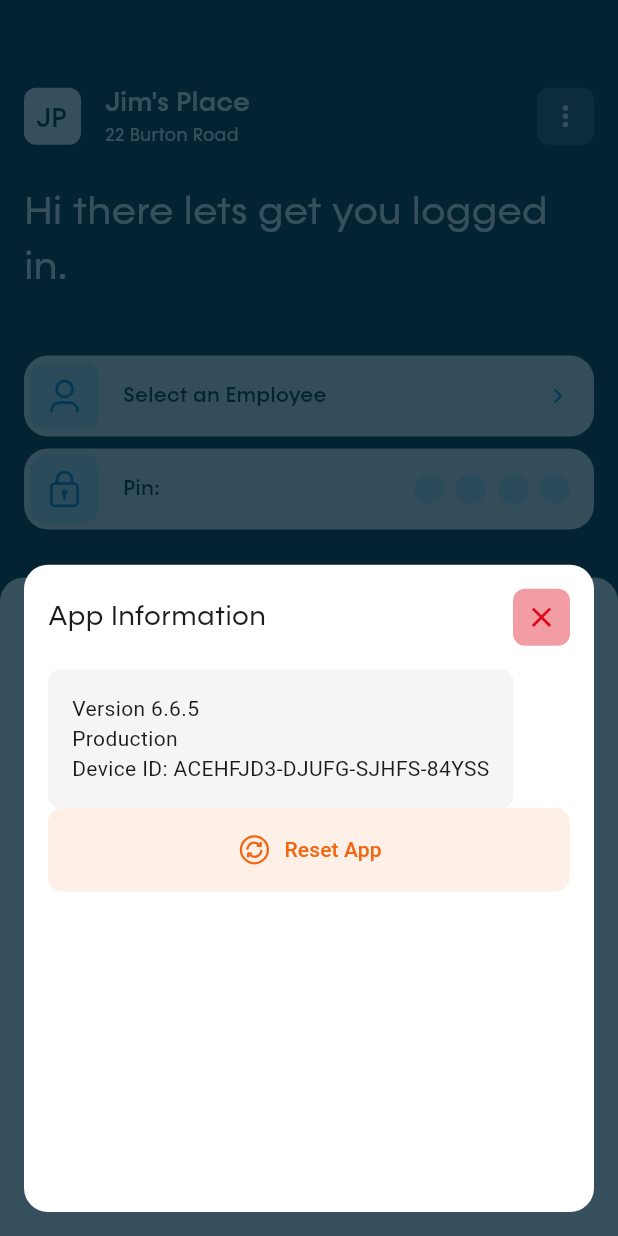
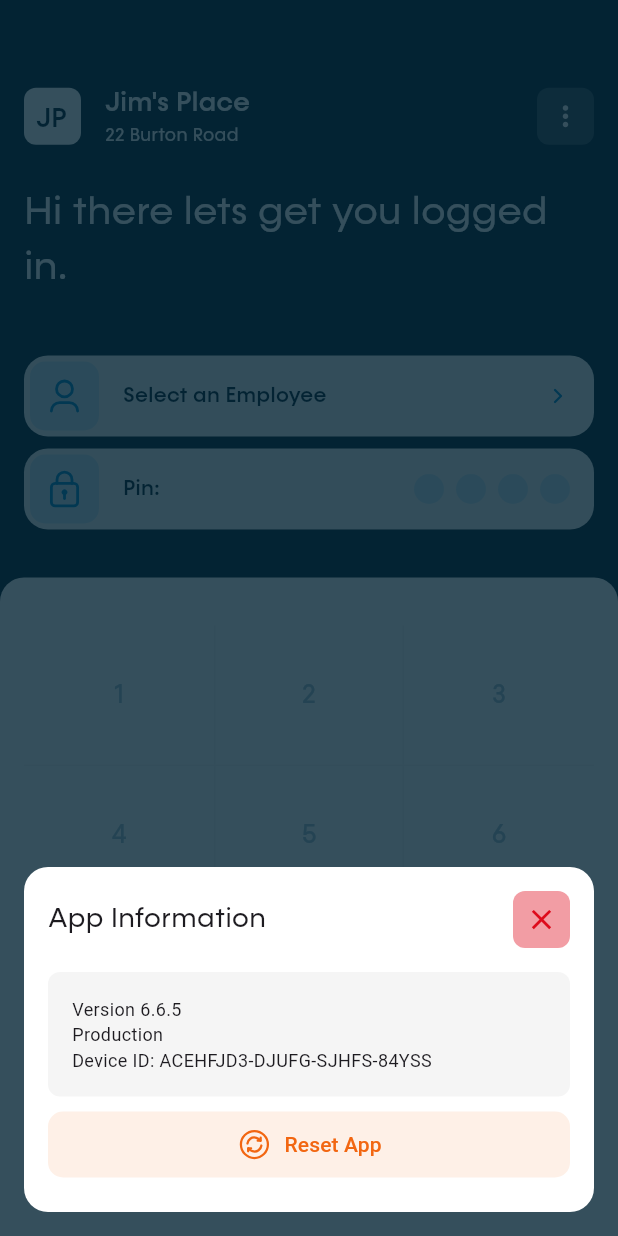
Before and after one commit to jeanlouisbrummer1/MunchAssessment, a Flutter app: the screen it shows after launch, after a tap on an icon or button, on a phone screen of 412 x 824 dp. Run offline on Flutter 3.47's test engine with Material 3 defaults, Android fonts, the phone set to English and light mode, and no system bars; our stand-ins replace equatable, flutter_bloc, flutter_svg.

Commit message:
Munch Assessment updates

```diff
--- a/lib/bloc/pin_bloc.dart
+++ b/lib/bloc/pin_bloc.dart
@@ -6,6 +6,13 @@ import 'package:flutter_bloc/flutter_bloc.dart';
 //
 abstract class PinEvent extends Equatable {
   const PinEvent();
+
+  @override
+  List<Object> get props => [];
+}
+
+class PinClearEvent extends PinEvent {
+  const PinClearEvent();
 
   @override
   List<Object> get props => [];
@@ -20,10 +27,10 @@ class PinEnteredEvent extends PinEvent {
   List<Object> get props => [pin];
 }
 
-class ValidatePinEvent extends PinEvent {
+class PinValidateEvent extends PinEvent {
   final String correctPin;
 
-  const ValidatePinEvent(this.correctPin);
+  const PinValidateEvent(this.correctPin);
 
   @override
   List<Object> get props => [correctPin];
@@ -70,19 +77,18 @@ class PinInvalidState extends PinState {}
 // BLOC
 //
 class PinBloc extends Bloc<PinEvent, PinState> {
-  PinBloc() : super(PinInitialState()) {
+  PinBloc() : super(const PinInitialState()) {
+    on<PinClearEvent>((event, emit) {
+      emit(const PinInitialState());
+    });
     on<PinEnteredEvent>((event, emit) {
-      print('PIN ENTER');
       if (event.pin.length == 4) {
-        print('PIN ENTER 1');
         emit(PinCompleteState(event.pin));
       } else {
-        print('PIN ENTER 2');
         emit(PinEnteringState(event.pin));
       }
     });
-    on<ValidatePinEvent>((event, emit) {
-      print('Validate Pin');
+    on<PinValidateEvent>((event, emit) {
       if (state is PinCompleteState) {
         final currentState = state as PinCompleteState;
         if (currentState.pin == event.correctPin) {
--- /dev/null
+++ b/lib/models/app_info_model.dart
@@ -0,0 +1,17 @@
+class AppInfoModel {
+  AppInfoModel._privateConstructor();
+
+  static final AppInfoModel instance = AppInfoModel._privateConstructor();
+
+  String version = '6.6.5';
+  String environment = 'Production';
+  String deviceID = 'ACEHFJD3-DJUFG-SJHFS-84YSS';
+
+  Future<void> fetchAppInfo() async {
+    Future.delayed(const Duration(seconds: 2), () {
+      version = '6.6.5';
+      environment = 'Production';
+      deviceID = 'ACEHFJD3-DJUFG-SJHFS-84YSS';
+    });
+  }
+}
--- a/lib/models/index.dart
+++ b/lib/models/index.dart
@@ -1 +1,2 @@
+export 'app_info_model.dart';
 export 'user_model.dart';
--- a/lib/screens/screen_login.dart
+++ b/lib/screens/screen_login.dart
@@ -58,7 +58,7 @@ class LoginScreen extends StatelessWidget {
   }
 
   Widget sectionPinKeypad() {
-    return const Expanded(
+    return Expanded(
       child: PinKeypad(),
     );
   }
--- a/lib/styles/icons.dart
+++ b/lib/styles/icons.dart
@@ -13,11 +13,11 @@ class CustomIcons {
 
 class CustomIcon extends StatelessWidget {
   const CustomIcon({
-    Key? key,
+    super.key,
     required this.name,
     required this.size,
     required this.color,
-  }) : super(key: key);
+  });
 
   final String name;
   final double size;
--- /dev/null
+++ b/lib/utils/extentions.dart
@@ -0,0 +1,3 @@
+extension StringExtension on String {
+  String get firstChar => isNotEmpty ? substring(0, 1) : '';
+}
--- /dev/null
+++ b/lib/utils/index.dart
@@ -0,0 +1 @@
+export 'extentions.dart';
--- a/lib/widgets/app_bar.dart
+++ b/lib/widgets/app_bar.dart
@@ -2,17 +2,12 @@ import 'package:flutter/material.dart';
 import 'package:munch_flutter_assessment/styles/index.dart';
 import 'package:munch_flutter_assessment/widgets/index.dart';
 
-class TitleBar extends StatefulWidget {
-  const TitleBar({Key? key}) : super(key: key);
-
-  @override
-  State<TitleBar> createState() => _TitleBarState();
-}
-
-class _TitleBarState extends State<TitleBar> {
+class TitleBar extends StatelessWidget {
   final String logoText = 'JP';
   final String heading = 'Jim\'s Place';
   final String subheading = '22 Burton Road';
+
+  const TitleBar({super.key});
 
   @override
   Widget build(BuildContext context) {
--- a/lib/widgets/app_info.dart
+++ b/lib/widgets/app_info.dart
@@ -1,16 +1,14 @@
 import 'package:flutter/material.dart';
+import 'package:munch_flutter_assessment/models/index.dart';
 import 'package:munch_flutter_assessment/styles/index.dart';
 
 class AppInfo extends StatelessWidget {
-  const AppInfo({Key? key}) : super(key: key);
+  const AppInfo({super.key});
 
   @override
   Widget build(BuildContext context) {
-    String version = '6.6.5';
-    String environment = 'Production';
-    String deviceID = 'ACEHFJD3-DJUFG-SJHFS-84YSS';
-
     return Container(
+      height: 230,
       margin: const EdgeInsets.all(16.0),
       padding: const EdgeInsets.all(16.0),
       decoration: BoxDecoration(
@@ -51,7 +49,11 @@ class AppInfo extends StatelessWidget {
             ],
           ),
           Container(
-            margin: EdgeInsets.only(top: 16),
+            width: double.infinity,
+            margin: const EdgeInsets.only(
+              top: 16,
+              bottom: 8,
+            ),
             padding: EdgeInsets.all(16),
             decoration: BoxDecoration(
               color: containerColour,
@@ -60,9 +62,18 @@ class AppInfo extends StatelessWidget {
             child: Column(
               crossAxisAlignment: CrossAxisAlignment.start,
               children: [
-                Text('Version $version'),
-                Text(environment),
-                Text('Device ID: $deviceID'),
+                Text(
+                  'Version ${AppInfoModel.instance.version}',
+                  style: const TextStyle(fontSize: 12.0),
+                ),
+                Text(
+                  AppInfoModel.instance.environment,
+                  style: const TextStyle(fontSize: 12.0),
+                ),
+                Text(
+                  'Device ID: ${AppInfoModel.instance.deviceID}',
+                  style: const TextStyle(fontSize: 12.0),
+                ),
               ],
             ),
           ),
@@ -74,7 +85,7 @@ class AppInfo extends StatelessWidget {
                 backgroundColor: tertiaryAccent,
                 padding: const EdgeInsets.symmetric(
                   horizontal: 32,
-                  vertical: 16,
+                  vertical: 10,
                 ),
                 shape: RoundedRectangleBorder(
                   borderRadius: BorderRadius.circular(10),
@@ -86,8 +97,8 @@ class AppInfo extends StatelessWidget {
                 color: tertiaryColor,
                 size: 24,
               ),
-              onPressed: () {
-                // Handle reset app logic
+              onPressed: () async {
+                await AppInfoModel.instance.fetchAppInfo();
               },
               label: const Text('Reset App'),
             ),
--- a/lib/widgets/avatar.dart
+++ b/lib/widgets/avatar.dart
@@ -6,10 +6,10 @@ class Avatar extends StatelessWidget {
   final Color backgroundColour;
 
   const Avatar({
-    Key? key,
     required this.initials,
     required this.backgroundColour,
-  }) : super(key: key);
+    super.key,
+  });
 
   @override
   Widget build(BuildContext context) {
--- a/lib/widgets/login_field_pin.dart
+++ b/lib/widgets/login_field_pin.dart
@@ -4,7 +4,7 @@ import 'package:munch_flutter_assessment/bloc/index.dart';
 import 'package:munch_flutter_assessment/styles/index.dart';
 
 class PinField extends StatefulWidget {
-  const PinField({Key? key}) : super(key: key);
+  const PinField({super.key});
 
   @override
   State<PinField> createState() => _PinFieldState();
@@ -13,7 +13,6 @@ class PinField extends StatefulWidget {
 class _PinFieldState extends State<PinField> {
   @override
   Widget build(BuildContext context) {
-    return BlocBuilder<UserBloc, UserState>(builder: (userContext, userState) {
     return GestureDetector(
       onTap: () => {},
       child: Container(
@@ -28,7 +27,7 @@ class _PinFieldState extends State<PinField> {
           mainAxisAlignment: MainAxisAlignment.spaceBetween,
           children: [
             Container(
-                padding: EdgeInsets.all(8),
+              padding: const EdgeInsets.all(8),
               decoration: BoxDecoration(
                 color: primaryAccent,
                 borderRadius: BorderRadius.circular(10),
@@ -51,14 +50,16 @@ class _PinFieldState extends State<PinField> {
             Center(
               child: Container(
                 padding: const EdgeInsets.only(right: 8),
-                  child: BlocConsumer<PinBloc, PinState>(
-                    listener: (context, state) {
-                      if (state is PinCompleteState) {
+                child: BlocBuilder<UserBloc, UserState>(
+                    builder: (userContext, userState) {
+                  return BlocConsumer<PinBloc, PinState>(
+                    listener: (pinContext, pinState) {
                       if (userState is UserSelectedState) {
+                        if (pinState is PinCompleteState) {
                           String correctPin = userState.user.pin;
-                          context
+                          pinContext
                               .read<PinBloc>()
-                              .add(ValidatePinEvent(correctPin));
+                              .add(PinValidateEvent(correctPin));
                         }
                       }
                     },
@@ -91,13 +92,13 @@ class _PinFieldState extends State<PinField> {
                         }),
                       );
                     },
-                  ),
+                  );
+                }),
               ),
             ),
           ],
         ),
       ),
     );
-    });
   }
 }
--- a/lib/widgets/login_field_user.dart
+++ b/lib/widgets/login_field_user.dart
@@ -4,7 +4,7 @@ import 'package:munch_flutter_assessment/bloc/index.dart';
 import 'package:munch_flutter_assessment/styles/index.dart';
 
 class UserField extends StatelessWidget {
-  const UserField({Key? key}) : super(key: key);
+  const UserField({super.key});
 
   @override
   Widget build(BuildContext context) {
@@ -22,7 +22,7 @@ class UserField extends StatelessWidget {
           mainAxisAlignment: MainAxisAlignment.spaceBetween,
           children: [
             Container(
-              padding: EdgeInsets.all(8),
+              padding: const EdgeInsets.all(8),
               decoration: BoxDecoration(
                 color: primaryAccent,
                 borderRadius: BorderRadius.circular(10),
@@ -36,14 +36,13 @@ class UserField extends StatelessWidget {
             Expanded(
               child: BlocBuilder<UserBloc, UserState>(
                 builder: (context, state) {
-                  print('BLOC BUILDER: ${state}');
                   String selectedUser = 'Select an Employee';
                   if (state is UserSelectedState) {
                     selectedUser =
                         '${state.user.firstName} ${state.user.lastName}';
                   }
                   return Container(
-                    padding: EdgeInsets.only(left: 16),
+                    padding: const EdgeInsets.only(left: 16),
                     child: Text(
                       selectedUser,
                       style: kInput,
@@ -53,7 +52,7 @@ class UserField extends StatelessWidget {
               ),
             ),
             Container(
-              padding: EdgeInsets.all(8),
+              padding: const EdgeInsets.all(8),
               child: CustomIcon(
                 name: CustomIcons.iconArrow,
                 color: primaryColor,
--- a/lib/widgets/pin_keypad.dart
+++ b/lib/widgets/pin_keypad.dart
@@ -3,14 +3,24 @@ import 'package:flutter_bloc/flutter_bloc.dart';
 import 'package:munch_flutter_assessment/bloc/index.dart';
 import 'package:munch_flutter_assessment/styles/index.dart';
 
+enum ButtonTypeEnum {
+  number,
+  clear,
+  backspace,
+}
+
 class PinKeypad extends StatelessWidget {
-  const PinKeypad({
-    Key? key,
-  }) : super(key: key);
+  PinKeypad({super.key});
+
+  final List<List<String>> pinMap = [
+    ['1', '2', '3'],
+    ['4', '5', '6'],
+    ['7', '8', '9'],
+    ['clear', '0', '']
+  ];
 
   @override
   Widget build(BuildContext context) {
-    return BlocBuilder<UserBloc, UserState>(builder: (userContext, userState) {
     return Container(
       padding: const EdgeInsets.symmetric(
         vertical: 32,
@@ -23,143 +33,103 @@ class PinKeypad extends StatelessWidget {
           topRight: Radius.circular(16),
         ),
       ),
-        child: Column(
-          children: [
-            Expanded(
+      child: keyPadButtons(),
+    );
+  }
+
+  Widget keyPadButtons() {
+    return Column(
+      children: List.generate(4, (rowIndex) {
+        return Expanded(
+          child: Container(
+            decoration: BoxDecoration(
+              border: rowIndex == 0 || rowIndex == 1 || rowIndex == 2
+                  ? const Border(
+                      bottom: BorderSide(
+                        color: containerColour,
+                        width: 1.0,
+                      ),
+                    )
+                  : const Border(),
+            ),
             child: Row(
-                children: [
-                  buildNumberButton('1', userState),
-                  horizontalDivider(),
-                  buildNumberButton('2', userState),
-                  horizontalDivider(),
-                  buildNumberButton('3', userState),
-                ],
+              children: List.generate(3, (columnIndex) {
+                String value = pinMap[rowIndex][columnIndex];
+                ButtonTypeEnum buttonTypeEnum = ButtonTypeEnum.number;
+                if (rowIndex == 3 && columnIndex == 0) {
+                  buttonTypeEnum = ButtonTypeEnum.clear;
+                } else if (rowIndex == 3 && columnIndex == 2) {
+                  buttonTypeEnum = ButtonTypeEnum.backspace;
+                }
+                return BlocBuilder<UserBloc, UserState>(
+                    builder: (userContext, userState) {
+                  return BlocBuilder<PinBloc, PinState>(
+                      builder: (pinContext, pinState) {
+                    return Expanded(
+                      child: InkWell(
+                        onTap: () {
+                          if (userState is UserInitialState) {
+                            return;
+                          }
+                          String pin = '';
+                          if (buttonTypeEnum != ButtonTypeEnum.clear) {
+                            pin = pinState.props.join();
+                            if (buttonTypeEnum == ButtonTypeEnum.number) {
+                              pin = pin + value;
+                            }
+                            if (buttonTypeEnum == ButtonTypeEnum.backspace) {
+                              pin = pin.isNotEmpty
+                                  ? pin.substring(0, pin.length - 1)
+                                  : '';
+                            }
+                          }
+                          pinContext.read<PinBloc>().add(PinEnteredEvent(pin));
+                        },
+                        child: Container(
+                          decoration: BoxDecoration(
+                            border: columnIndex == 1
+                                ? const Border(
+                                    left: BorderSide(
+                                      color: containerColour,
+                                      width: 1.0,
+                                    ),
+                                    right: BorderSide(
+                                      color: containerColour,
+                                      width: 1.0,
+                                    ),
+                                  )
+                                : const Border(),
+                          ),
+                          alignment: Alignment.center,
+                          padding: const EdgeInsets.all(8.0),
+                          child: (buttonTypeEnum == ButtonTypeEnum.backspace)
+                              ? CustomIcon(
+                                  name: CustomIcons.iconBackspace,
+                                  size: 22,
+                                  color: (userState is UserSelectedState)
+                                      ? textColour
+                                      : disabledColour,
+                                )
+                              : Text(
+                                  (buttonTypeEnum == ButtonTypeEnum.clear)
+                                      ? 'Clear'
+                                      : value,
+                                  style: (userState is UserSelectedState)
+                                      ? (buttonTypeEnum == ButtonTypeEnum.clear)
+                                          ? kPinPadClear
+                                          : kPinPad
+                                      : kPinPadDisabled,
                                 ),
                         ),
-            verticalDivider(),
-            Expanded(
-              child: Row(
-                children: [
-                  buildNumberButton('4', userState),
-                  horizontalDivider(),
-                  buildNumberButton('5', userState),
-                  horizontalDivider(),
-                  buildNumberButton('6', userState),
-                ],
-              ),
-            ),
-            verticalDivider(),
-            Expanded(
-              child: Row(
-                children: [
-                  buildNumberButton('7', userState),
-                  horizontalDivider(),
-                  buildNumberButton('8', userState),
-                  horizontalDivider(),
-                  buildNumberButton('9', userState),
-                ],
-              ),
-            ),
-            verticalDivider(),
-            Expanded(
-              child: Row(
-                children: [
-                  buildClearButton(userState),
-                  horizontalDivider(),
-                  buildNumberButton('0', userState),
-                  horizontalDivider(),
-                  buildBackspaceButton(userState),
-                ],
-              ),
-            ),
-          ],
                       ),
                     );
                   });
-  }
-
-  Widget buildNumberButton(
-    String number,
-    UserState state,
-  ) {
-    return BlocBuilder<PinBloc, PinState>(builder: (pinContext, pinState) {
-      return buildButton(
-        child: Text(
-          number,
-          style: (state is UserSelectedState) ? kPinPad : kPinPadDisabled,
-        ),
-        onTap: (state is UserSelectedState)
-            ? () {
-                String pin = pinState.props.join();
-                pinContext.read<PinBloc>().add(PinEnteredEvent(pin + number));
-              }
-            : () {},
-      );
                 });
-  }
-
-  Widget buildBackspaceButton(UserState state) {
-    return BlocBuilder<PinBloc, PinState>(builder: (pinContext, pinState) {
-      return buildButton(
-        child: Icon(
-          Icons.backspace_outlined,
-          size: 18,
-          color: (state is UserSelectedState) ? textColour : disabledColour,
-        ),
-        onTap: (state is UserSelectedState)
-            ? () {
-                String pin = pinState.props.join();
-                pin = pin.isNotEmpty ? pin.substring(0, pin.length - 1) : '';
-                pinContext.read<PinBloc>().add(PinEnteredEvent(pin));
-              }
-            : () {},
-      );
-    });
-  }
-
-  Widget buildClearButton(UserState state) {
-    return BlocBuilder<PinBloc, PinState>(builder: (pinContext, pinState) {
-      return buildButton(
-        child: Text(
-          'Clear',
-          style: (state is UserSelectedState) ? kPinPadClear : kPinPadDisabled,
-        ),
-        onTap: (state is UserSelectedState)
-            ? () {
-                pinContext.read<PinBloc>().add(PinEnteredEvent(''));
-              }
-            : () {},
-      );
-    });
-  }
-
-  Widget buildButton({
-    required void Function()? onTap,
-    required Widget child,
-  }) {
-    return Expanded(
-      child: InkWell(
-        onTap: onTap,
-        child: Container(
-          alignment: Alignment.center,
-          padding: const EdgeInsets.all(8.0),
-          child: child,
+              }),
             ),
           ),
         );
-  }
-
-  Widget horizontalDivider() {
-    return Container(
-      width: 1,
-      color: containerColour,
-    );
-  }
-
-  Widget verticalDivider() {
-    return Container(
-      height: 1,
-      color: containerColour,
+      }),
     );
   }
 }
--- a/pubspec.yaml
+++ b/pubspec.yaml
@@ -38,6 +38,7 @@ dependencies:
   flutter_bloc: ^8.0.1
   flutter_svg: ^2.0.10+1
   equatable: ^2.0.5
+  collection: ^1.18.0
 
 dev_dependencies:
   flutter_test:
```
Also changed, not shown: lib/screens/screen_user_list.dart (+18 -26 lines). Lines whose indentation alone changed are shown as unchanged.
